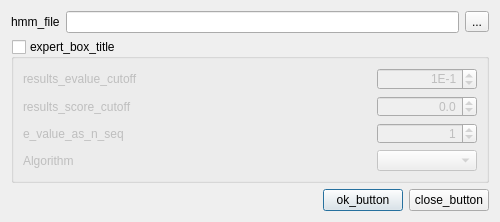
Before: the Qt Designer form src/plugins_3rdparty/hmm2/src/u_search/ui/HMMSearchDialog.ui in dualword/ugene-qt4, drawn with Qt 5.
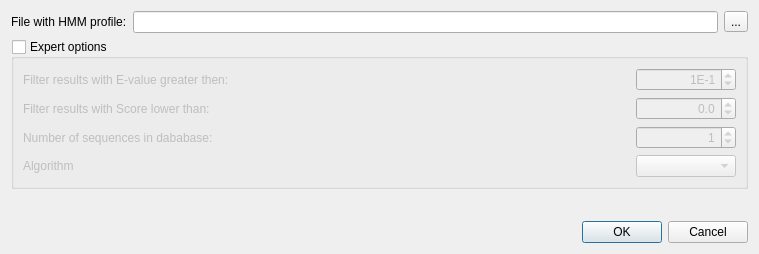
After: the same form once the commit is applied.

What changed in the file:
```diff
--- a/src/plugins_3rdparty/hmm2/src/u_search/ui/HMMSearchDialog.ui
+++ b/src/plugins_3rdparty/hmm2/src/u_search/ui/HMMSearchDialog.ui
@@ -1,36 +1,39 @@
 <ui version="4.0" >
  <class>HMMSearchDialog</class>
- <widget class="QDialog" name="HMMSearchDialog" >
-  <property name="geometry" >
+ <widget class="QDialog" name="HMMSearchDialog">
+  <property name="windowModality">
+   <enum>Qt::ApplicationModal</enum>
+  </property>
+  <property name="geometry">
    <rect>
     <x>0</x>
     <y>0</y>
-    <width>500</width>
-    <height>222</height>
+    <width>759</width>
+    <height>307</height>
    </rect>
   </property>
-  <property name="sizePolicy" >
-   <sizepolicy vsizetype="Minimum" hsizetype="Preferred" >
+  <property name="sizePolicy">
+   <sizepolicy hsizetype="Preferred" vsizetype="Maximum">
     <horstretch>0</horstretch>
     <verstretch>0</verstretch>
    </sizepolicy>
   </property>
-  <property name="minimumSize" >
-   <size>
-    <width>500</width>
-    <height>222</height>
-   </size>
+  <property name="windowTitle">
+   <string>HMM Search</string>
   </property>
-  <property name="windowTitle" >
-   <string>hmm_search_dialog_title</string>
-  </property>
-  <layout class="QVBoxLayout" name="verticalLayout" >
+  <layout class="QVBoxLayout" name="verticalLayout">
+   <property name="sizeConstraint">
+    <enum>QLayout::SetMinAndMaxSize</enum>
+   </property>
    <item>
-    <layout class="QHBoxLayout" name="horizontalLayout_2" >
+    <layout class="QHBoxLayout" name="horizontalLayout_2">
+     <property name="sizeConstraint">
+      <enum>QLayout::SetMinAndMaxSize</enum>
+     </property>
      <item>
-      <widget class="QLabel" name="label" >
-       <property name="text" >
-        <string>hmm_file</string>
+      <widget class="QLabel" name="label">
+       <property name="text">
+        <string>File with HMM profile:</string>
        </property>
       </widget>
      </item>
@@ -54,8 +57,8 @@
        <verstretch>0</verstretch>
       </sizepolicy>
      </property>
-     <property name="title" >
-      <string>expert_box_title</string>
+     <property name="title">
+      <string>Expert options</string>
      </property>
      <property name="checkable" >
       <bool>true</bool>
@@ -63,11 +66,14 @@
      <property name="checked" >
       <bool>false</bool>
      </property>
-     <layout class="QGridLayout" name="gridLayout" >
-      <item row="0" column="0" >
-       <widget class="QLabel" name="label_5" >
-        <property name="toolTip" >
-         <string>results_evalue_cutoff_tip</string>
+     <layout class="QGridLayout" name="gridLayout">
+      <property name="sizeConstraint">
+       <enum>QLayout::SetMinAndMaxSize</enum>
+      </property>
+      <item row="0" column="0">
+       <widget class="QLabel" name="label_5">
+        <property name="toolTip">
+         <string>E-value filtering can be used to exclude low-probability hits from result.</string>
         </property>
         <property name="statusTip" >
          <string>results_evalue_cutoff_tip</string>
@@ -75,8 +81,8 @@
         <property name="whatsThis" >
          <string>results_evalue_cutoff_tip</string>
         </property>
-        <property name="text" >
-         <string>results_evalue_cutoff</string>
+        <property name="text">
+         <string>Filter results with E-value greater then:</string>
         </property>
        </widget>
       </item>
@@ -117,8 +123,8 @@
         <property name="whatsThis" >
          <string>results_score_cutoff_tip</string>
         </property>
-        <property name="text" >
-         <string>results_score_cutoff</string>
+        <property name="text">
+         <string>Filter results with Score lower than:</string>
         </property>
        </widget>
       </item>
@@ -208,8 +214,8 @@
         <property name="whatsThis" >
          <string>e_value_as_nsec_tip</string>
         </property>
-        <property name="text" >
-         <string>e_value_as_n_seq</string>
+        <property name="text">
+         <string>Number of sequences in dababase:</string>
         </property>
        </widget>
       </item>
@@ -281,23 +287,19 @@
     </widget>
    </item>
    <item>
-    <spacer name="verticalSpacer" >
-     <property name="orientation" >
-      <enum>Qt::Vertical</enum>
+    <layout class="QHBoxLayout" name="horizontalLayout">
+     <property name="sizeConstraint">
+      <enum>QLayout::SetMinAndMaxSize</enum>
      </property>
-     <property name="sizeHint" stdset="0" >
-      <size>
-       <width>20</width>
-       <height>3</height>
-      </size>
-     </property>
-    </spacer>
-   </item>
-   <item>
-    <layout class="QHBoxLayout" name="horizontalLayout" >
      <item>
-      <widget class="QLabel" name="statusLabel" >
-       <property name="text" >
+      <widget class="QLabel" name="statusLabel">
+       <property name="sizePolicy">
+        <sizepolicy hsizetype="Preferred" vsizetype="Fixed">
+         <horstretch>0</horstretch>
+         <verstretch>0</verstretch>
+        </sizepolicy>
+       </property>
+       <property name="text">
         <string/>
        </property>
       </widget>
@@ -315,22 +317,15 @@
        </property>
       </spacer>
      </item>
-     <item>
-      <widget class="QPushButton" name="okButton" >
-       <property name="text" >
-        <string>ok_button</string>
-       </property>
-      </widget>
-     </item>
-     <item>
-      <widget class="QPushButton" name="cancelButton" >
-       <property name="text" >
-        <string>close_button</string>
-       </property>
-      </widget>
-     </item>
     </layout>
    </item>
+   <item>
+    <widget class="QDialogButtonBox" name="buttonBox">
+     <property name="standardButtons">
+      <set>QDialogButtonBox::Cancel|QDialogButtonBox::Ok</set>
+     </property>
+    </widget>
+   </item>
   </layout>
  </widget>
  <resources/>
```
Left out of the diff: 217 changed lines with no effect on the pictures.
